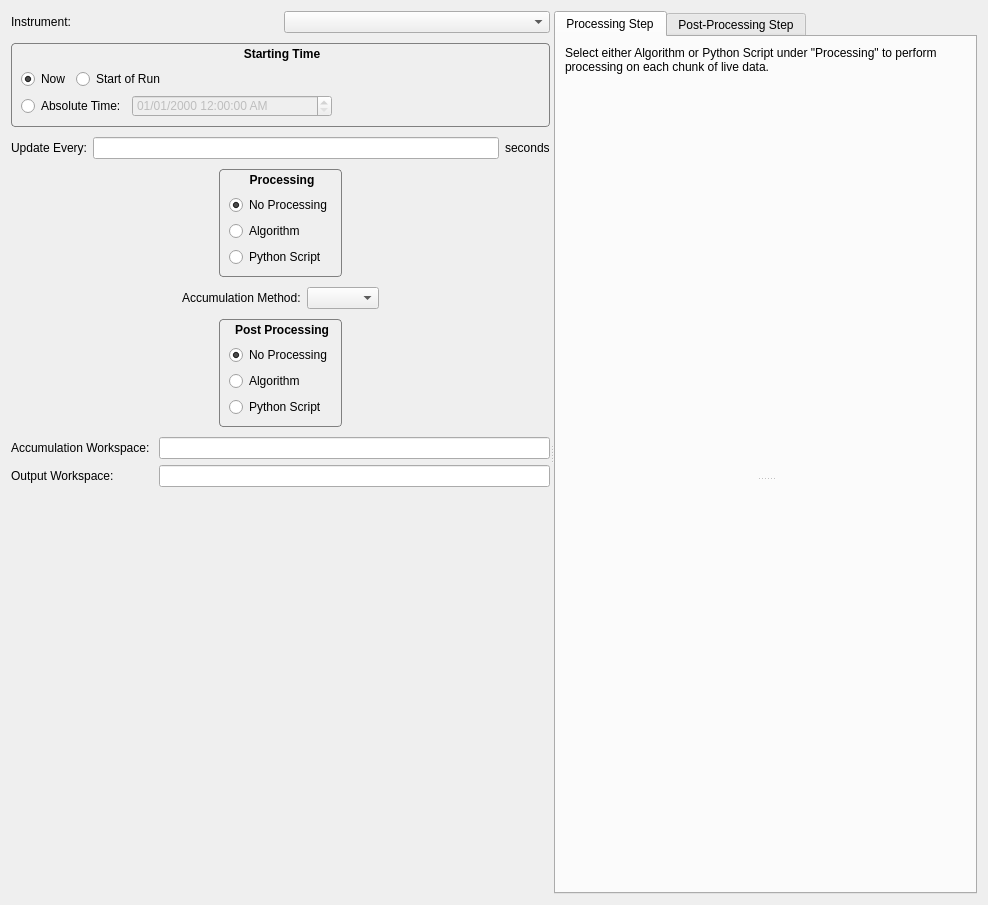
This is Code/Mantid/MantidQt/CustomDialogs/inc/MantidQtCustomDialogs/StartLiveDataDialog.ui in mantidproject/mantid as Qt 5 draws it before an edit. The edited form follows.
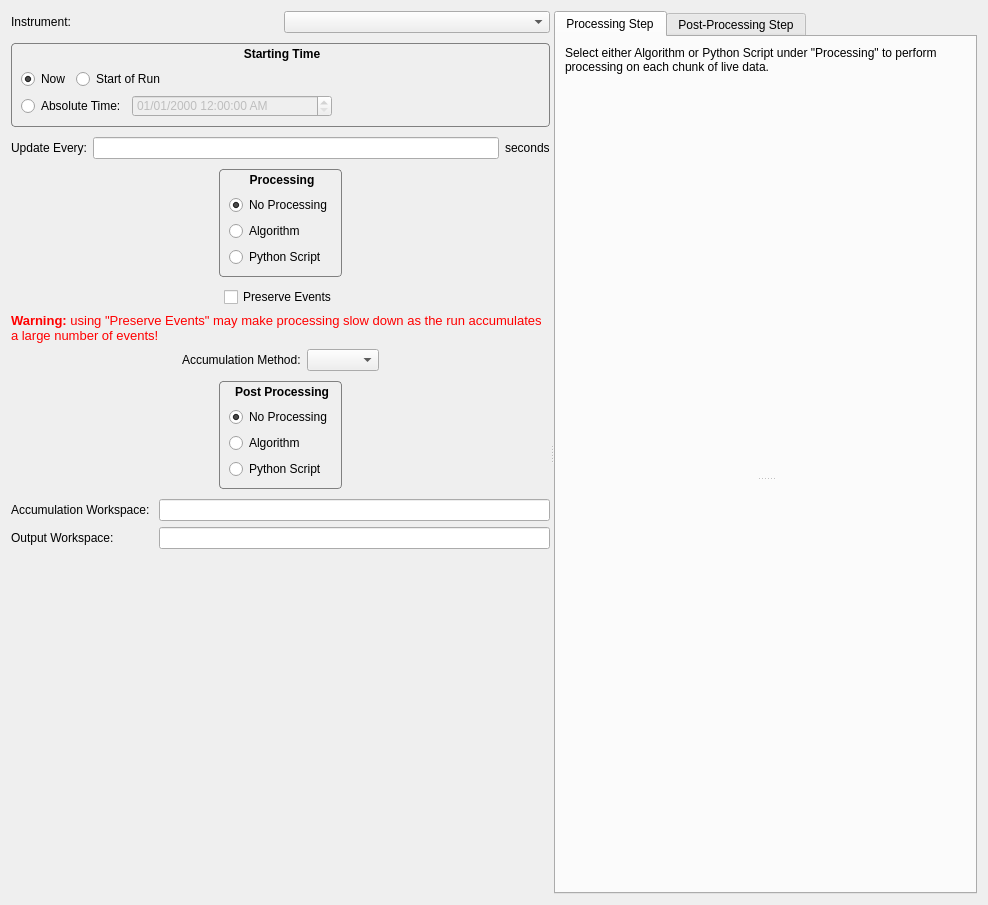
This is the edited form. Custom widgets are drawn as their Qt base class.

Commit message: Refs #4931 GUI for PreserveEvents in LiveData.

```diff
--- a/Code/Mantid/MantidQt/CustomDialogs/inc/MantidQtCustomDialogs/StartLiveDataDialog.ui
+++ b/Code/Mantid/MantidQt/CustomDialogs/inc/MantidQtCustomDialogs/StartLiveDataDialog.ui
@@ -236,6 +236,57 @@
          </item>
         </layout>
        </item>
+       <item>
+        <layout class="QHBoxLayout" name="horizontalLayout_3">
+         <item>
+          <spacer name="horizontalSpacer_9">
+           <property name="orientation">
+            <enum>Qt::Horizontal</enum>
+           </property>
+           <property name="sizeHint" stdset="0">
+            <size>
+             <width>40</width>
+             <height>20</height>
+            </size>
+           </property>
+          </spacer>
+         </item>
+         <item>
+          <widget class="QCheckBox" name="chkPreserveEvents">
+           <property name="text">
+            <string>Preserve Events</string>
+           </property>
+          </widget>
+         </item>
+         <item>
+          <spacer name="horizontalSpacer_10">
+           <property name="orientation">
+            <enum>Qt::Horizontal</enum>
+           </property>
+           <property name="sizeHint" stdset="0">
+            <size>
+             <width>40</width>
+             <height>20</height>
+            </size>
+           </property>
+          </spacer>
+         </item>
+        </layout>
+       </item>
+       <item>
+        <widget class="QLabel" name="lblPreserveEventsWarning">
+         <property name="text">
+          <string>&lt;!DOCTYPE HTML PUBLIC &quot;-//W3C//DTD HTML 4.0//EN&quot; &quot;http://www.w3.org/TR/REC-html40/strict.dtd&quot;&gt;
+&lt;html&gt;&lt;head&gt;&lt;meta name=&quot;qrichtext&quot; content=&quot;1&quot; /&gt;&lt;style type=&quot;text/css&quot;&gt;
+p, li { white-space: pre-wrap; }
+&lt;/style&gt;&lt;/head&gt;&lt;body style=&quot; font-family:'Sans'; font-size:12pt; font-weight:400; font-style:normal;&quot;&gt;
+&lt;p style=&quot; margin-top:0px; margin-bottom:0px; margin-left:0px; margin-right:0px; -qt-block-indent:0; text-indent:0px;&quot;&gt;&lt;span style=&quot; font-size:10pt; font-weight:600; color:#ff0000;&quot;&gt;Warning:&lt;/span&gt;&lt;span style=&quot; font-size:10pt; color:#ff0000;&quot;&gt; using &amp;quot;Preserve Events&amp;quot; may make processing slow down as the run accumulates a large number of events!&lt;/span&gt;&lt;/p&gt;&lt;/body&gt;&lt;/html&gt;</string>
+         </property>
+         <property name="wordWrap">
+          <bool>true</bool>
+         </property>
+        </widget>
+       </item>
        <item>
         <layout class="QHBoxLayout" name="horizontalLayout_7">
          <item>
@@ -486,7 +537,7 @@
  <customwidgets>
   <customwidget>
    <class>ScriptEditor</class>
-   <extends>QFrame</extends>
+   <extends>QsciScintilla</extends>
    <header>MantidQtMantidWidgets/ScriptEditor.h</header>
   </customwidget>
   <customwidget>
@@ -499,6 +550,11 @@
    <extends>QWidget</extends>
    <header>MantidQtAPI/AlgorithmPropertiesWidget.h</header>
   </customwidget>
+  <customwidget>
+   <class>QsciScintilla</class>
+   <extends>QFrame</extends>
+   <header>Qsci/qsciscintilla.h</header>
+  </customwidget>
  </customwidgets>
  <resources/>
  <connections/>
```
The commit also changes 2 other files.
